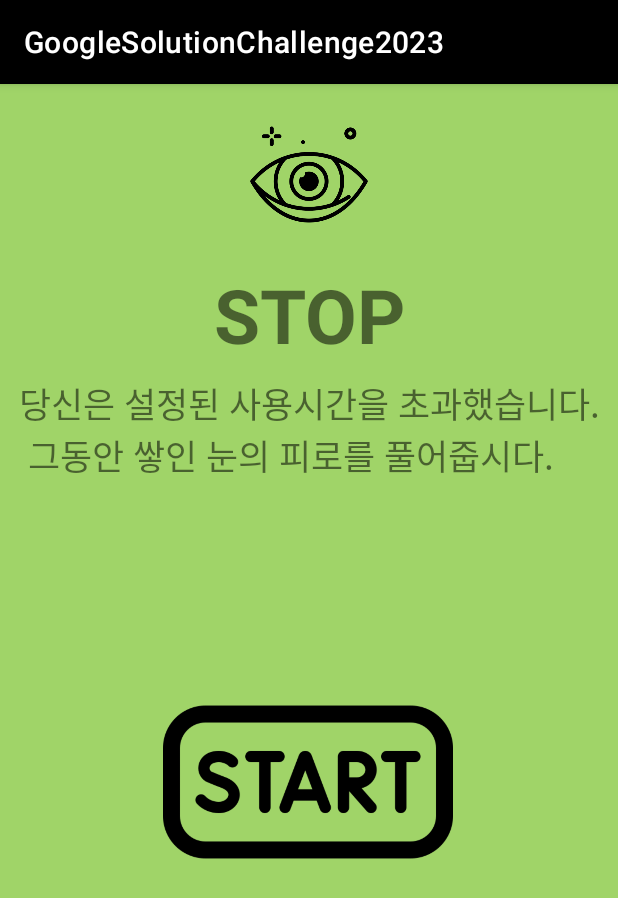
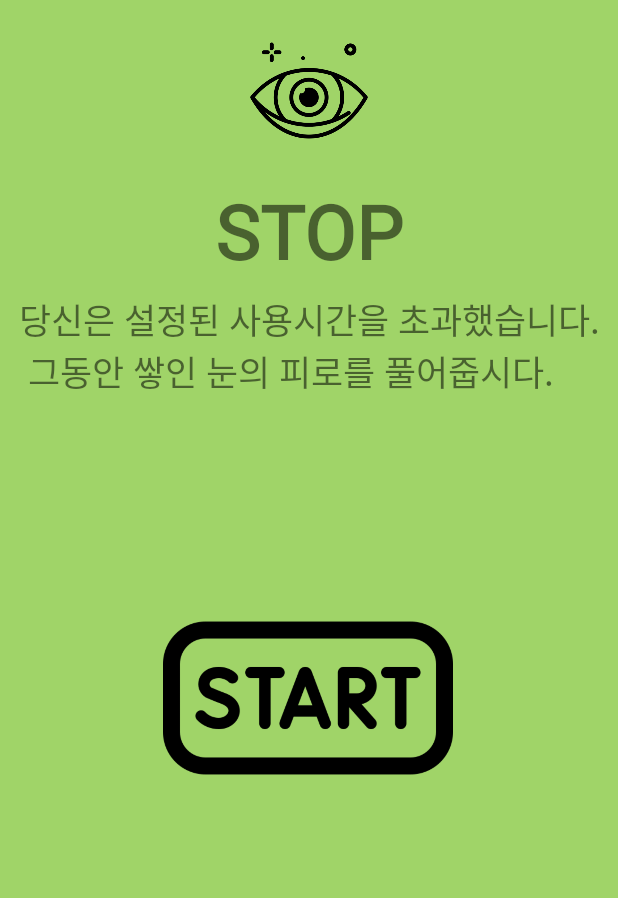
Before and after one commit to prislewarz/GoogleSolutionChallenge2023, an Android app: the screen it shows after launch (MainActivity), on a phone screen of 412 x 824 dp. Shown: the top 898 px of the screen. Run offline under Robolectric (Android 15) with nearby library versions, the phone set to English and light mode, and no system bars.

Commit message:
폰트 변경, action bar 제거

```diff
--- a/GoogleSolutionChallenge2023/app/src/main/res/layout/eye_stretching_start.xml
+++ b/GoogleSolutionChallenge2023/app/src/main/res/layout/eye_stretching_start.xml
@@ -6,7 +6,6 @@
     android:layout_height="match_parent"
     tools:context=".MainActivity"
     >
-
 
     <ImageView
         android:id="@+id/eye_image"
@@ -24,6 +23,7 @@
         android:layout_height="wrap_content"
         android:layout_marginTop="120dp"
         android:text="@string/stop"
+        android:fontFamily="@font/nanumsquareroundr"
         android:textStyle="bold"
         android:textSize="50dp"
         app:layout_constraintEnd_toEndOf="parent"
@@ -37,12 +37,11 @@
         android:layout_marginTop="8dp"
         android:text="@string/eye_stretching_intro"
         android:textSize="23dp"
+        android:fontFamily="@font/nanumsquareroundr"
         app:layout_constraintEnd_toEndOf="parent"
         app:layout_constraintHorizontal_bias="0.516"
         app:layout_constraintStart_toStartOf="parent"
-        app:layout_constraintTop_toBottomOf="@+id/stop"
-         />
-
+        app:layout_constraintTop_toBottomOf="@+id/stop" />
     <Button
         android:id="@+id/start_button"
         android:layout_width="193dp"
--- a/GoogleSolutionChallenge2023/app/src/main/res/values/themes.xml
+++ b/GoogleSolutionChallenge2023/app/src/main/res/values/themes.xml
@@ -1,6 +1,6 @@
 <resources xmlns:tools="http://schemas.android.com/tools">
     <!-- Base application theme. -->
-    <style name="Theme.GoogleSolutionChallenge2023" parent="Theme.MaterialComponents.DayNight.DarkActionBar">
+    <style name="Theme.GoogleSolutionChallenge2023" parent="Theme.AppCompat.Light.NoActionBar">
         <!-- Primary brand color. -->
         <item name="colorPrimary">@color/black</item>
         <item name="colorPrimaryVariant">@color/purple_700</item>
```
Also changed, not shown: 5 other files.
